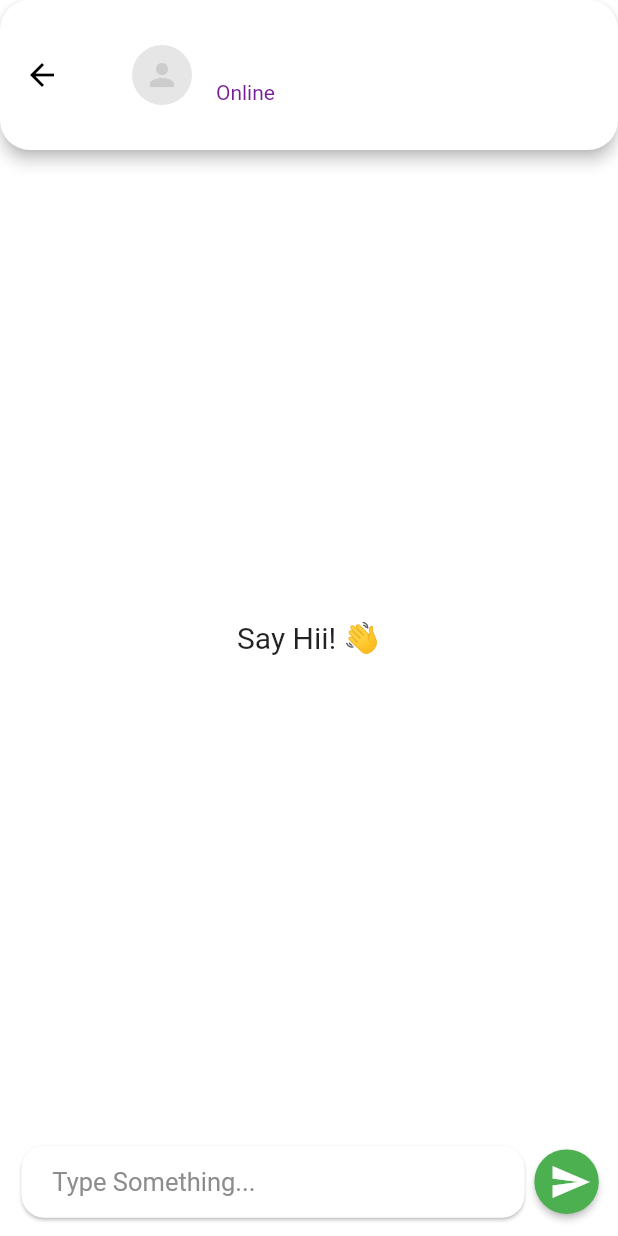
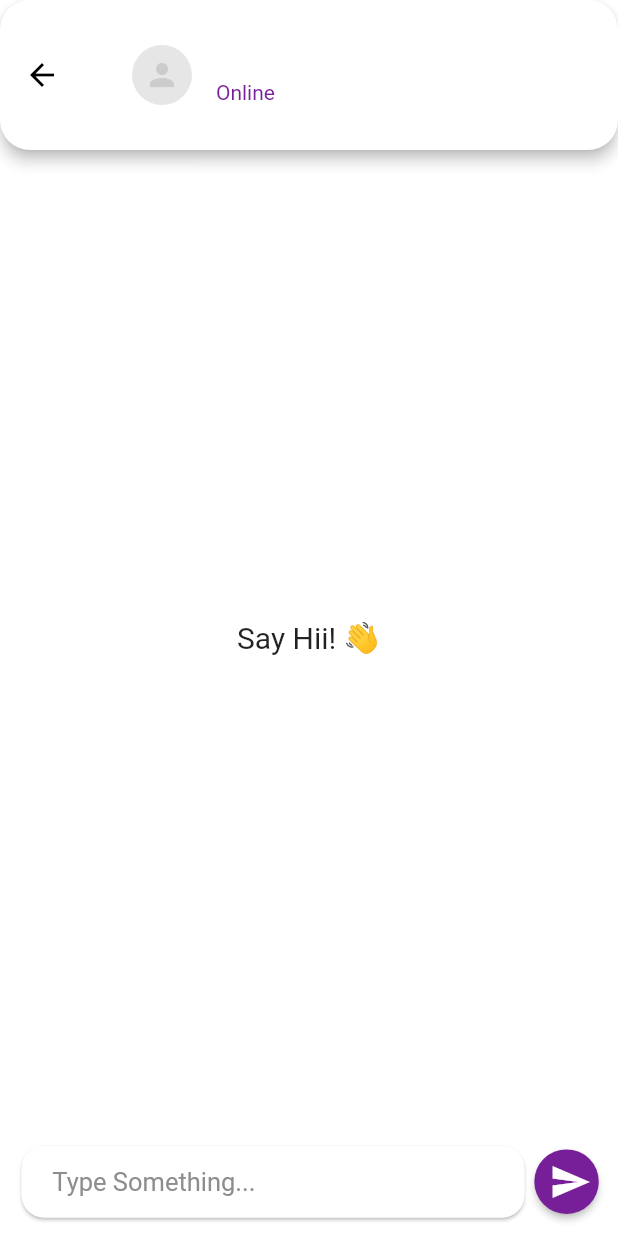
Before and after one commit to hamxamehboob/chat-app, a Flutter app: the ChattingScreen screen opened directly with empty values, on a phone screen of 412 x 824 dp. Run offline on Flutter 3.47's test engine with Material 2 defaults, Android fonts, the phone set to English and light mode, and no system bars; our stand-ins replace cloud_firestore, curved_navigation_bar, device_preview, firebase_auth, firebase_core, google_sign_in and 1 more; accounts and stored records are empty.

Commit message:
Update Sending Button

```diff
--- a/lib/api/firebase_api.dart
+++ b/lib/api/firebase_api.dart
@@ -46,6 +46,7 @@ class APIs {
       ChatUser user) {
     return firestore
         .collection('chats/${getConversationID(user.id)}/messages/')
+        .orderBy('sent', descending: true)
         .snapshots();
   }
 
--- a/lib/screens/chat_screen.dart
+++ b/lib/screens/chat_screen.dart
@@ -171,7 +171,7 @@ class _ChattingScreenState extends State<ChattingScreen> {
             padding:
                 const EdgeInsets.only(top: 10, bottom: 10, right: 5, left: 10),
             shape: const CircleBorder(),
-            color: Colors.green,
+            color: Color(0xFF771F98),
             child: const Icon(Icons.send, color: Colors.white, size: 28),
           )
         ],
```
